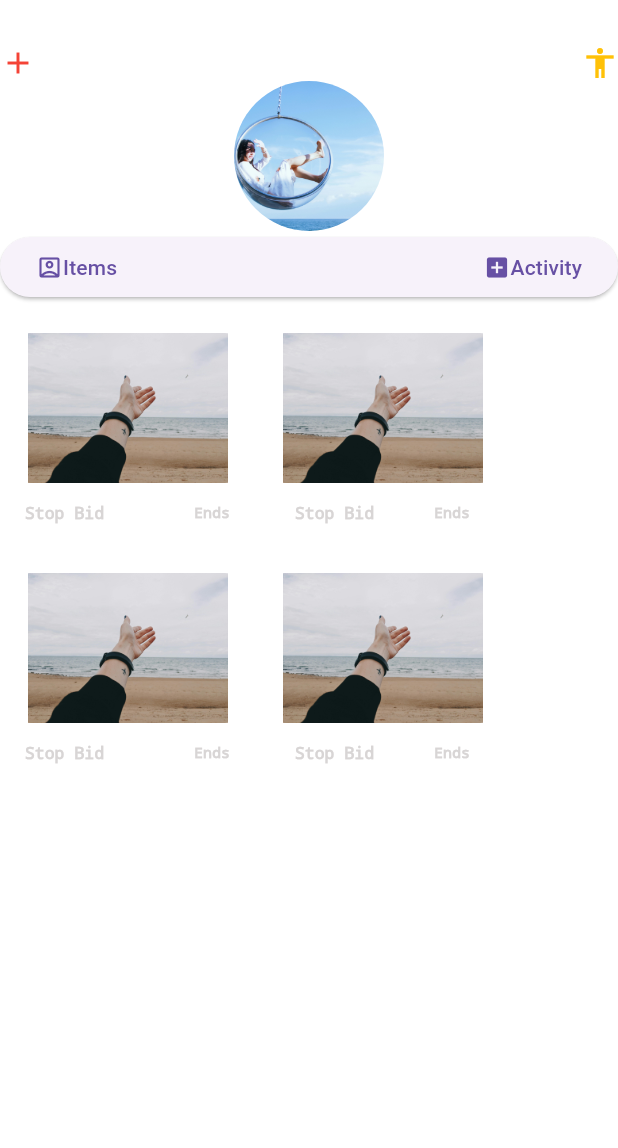
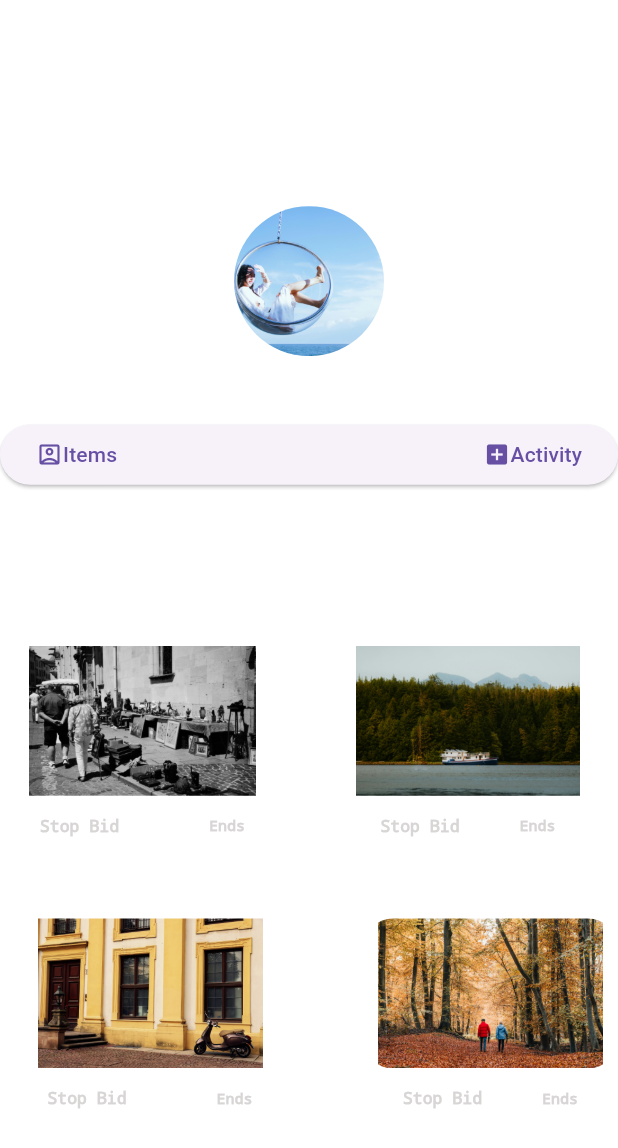
Before and after one commit to kubwimanav/flutter-app, a Flutter app: the screen it shows after launch, on a phone screen of 412 x 824 dp. Shown: the top 1148 px of the screen. Run offline on Flutter 3.47's test engine with Material 3 defaults, Android fonts, the phone set to English and light mode, and no system bars.

Commit message:
homepage-ok

```diff
--- a/lib/Home.dart
+++ b/lib/Home.dart
@@ -7,6 +7,7 @@ class Home extends StatelessWidget {
   @override
   Widget build(BuildContext context) {
     return Column(
+       mainAxisAlignment: MainAxisAlignment.spaceBetween,
       children: [
        const Padding( padding: EdgeInsets.only(top:30), ),
         Container(
@@ -14,11 +15,13 @@ class Home extends StatelessWidget {
             mainAxisAlignment: MainAxisAlignment.spaceBetween,
             children: [
               Container(
-                child: const Icon(Icons.add, color: Colors.red,
+                child: const Icon(Icons.arrow_back,
+                color: Colors.white,
                 ),
               ),
               Container(
-                child: const Icon(Icons.accessibility, color: Colors.amber,),
+                child: const Icon(Icons.three_p,
+                 color: Colors.white,),
               )
             ],
           ),
@@ -78,6 +81,7 @@ class Home extends StatelessWidget {
 
         Container(
           child: Row(
+            mainAxisAlignment: MainAxisAlignment.spaceBetween,
             children: [
               Container(
                 child: Column(
@@ -85,8 +89,8 @@ class Home extends StatelessWidget {
                     Container(
                       child:ClipRRect (
                       borderRadius: BorderRadius.circular(20.0),
-                      child: Image.asset('assets/pexels-v.jpg',
-                       width: 170,
+                      child: Image.asset('assets/pexels-vincent.jpg',
+                       width: 190,
                        height: 100,
                        ),
                       ),
@@ -168,8 +172,8 @@ class Home extends StatelessWidget {
                       child: ClipRRect(
                         borderRadius: BorderRadius.circular(20.0),
                         child: Image.asset(
-                          'assets/pexels-v.jpg',
-                          width: 170,
+                          'assets/pexels-by.jpg',
+                          width: 200,
                           height: 100,
                         ),
                       ),
@@ -246,13 +250,9 @@ class Home extends StatelessWidget {
         ),
 
 
-
- const SizedBox(
-        height: 20,
-       ),
-
          Container(
           child: Row(
+            mainAxisAlignment: MainAxisAlignment.spaceBetween,
             children: [
               Container(
                 child: Column(
@@ -260,8 +260,8 @@ class Home extends StatelessWidget {
                     Container(
                       child:ClipRRect (
                       borderRadius: BorderRadius.circular(20.0),
-                      child: Image.asset('assets/pexels-v.jpg',
-                       width: 170,
+                      child: Image.asset('assets/pexels-christina.jpg',
+                       width: 200,
                        height: 100,
                        ),
                       ),
@@ -343,7 +343,7 @@ class Home extends StatelessWidget {
                       child: ClipRRect(
                         borderRadius: BorderRadius.circular(20.0),
                         child: Image.asset(
-                          'assets/pexels-v.jpg',
+                          'assets/pexels-mas.jpg',
                           width: 170,
                           height: 100,
                         ),
@@ -418,9 +418,50 @@ class Home extends StatelessWidget {
 
             ],
           ),
+        ),
+        Container(
+          child: Row(
+            mainAxisAlignment: MainAxisAlignment.spaceBetween,
+            children: [
+              Container(
+                child:const Icon(
+                Icons.home_repair_service,
+                color:Colors.white ,
+                size: 30,),
+
+              ),
+              // const SizedBox(
+              //   width: 40,
+              // ),
+               Container(
+                child: const Icon(
+                  Icons.menu,
+                  color: Colors.white,
+                  size: 30,
+                ),
+              ),
+
+              // const SizedBox(width: 40,),
+               Container(
+                child: const Icon(
+                  Icons.settings_accessibility,
+                  color: Colors.white,
+                  size: 30,
+                ),
+              ),
+                  Container(
+                child: const Icon(
+                  Icons.settings_applications,
+                  color: Colors.white,
+                  size: 30,
+                ),
+              )
+            ],
+          ),
         )
 
       ],
+
     );
   }
 }
```
Also changed, not shown: pubspec.yaml (+9 -0 lines), assets/pexels-by.jpg (added), assets/pexels-christina.jpg (added), assets/pexels-cons.jpg (added), assets/pexels-efe.jpg (added), assets/pexels-mar.jpg (added), assets/pexels-mas.jpg (added), assets/pexels-vincent.jpg (added).
